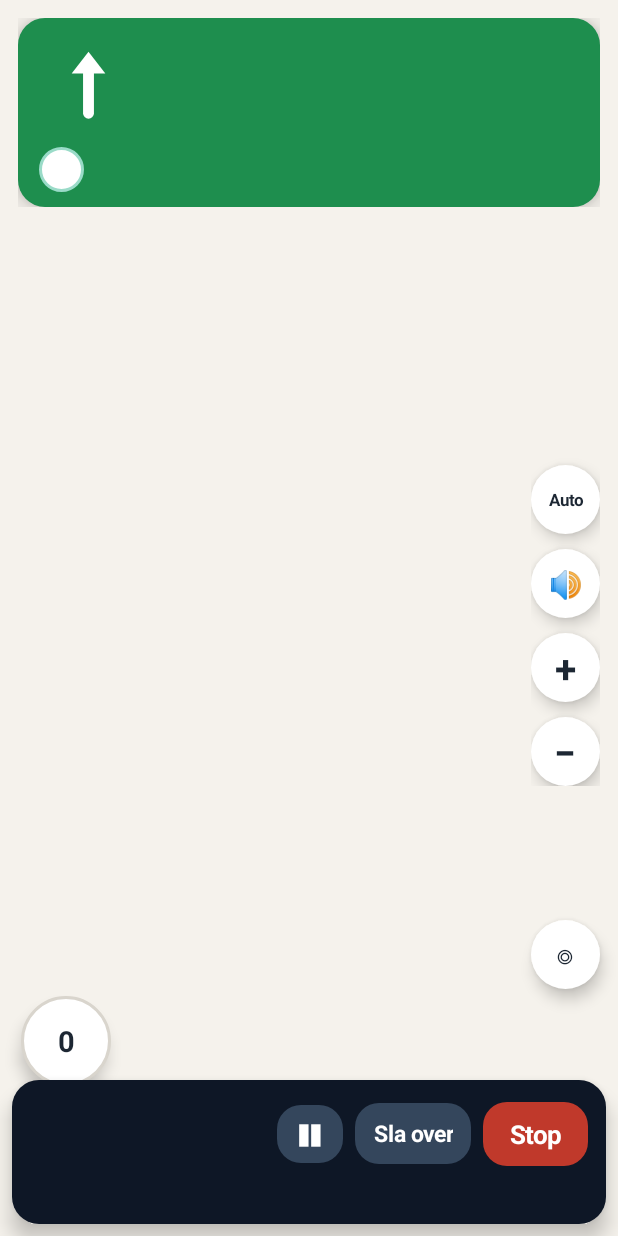
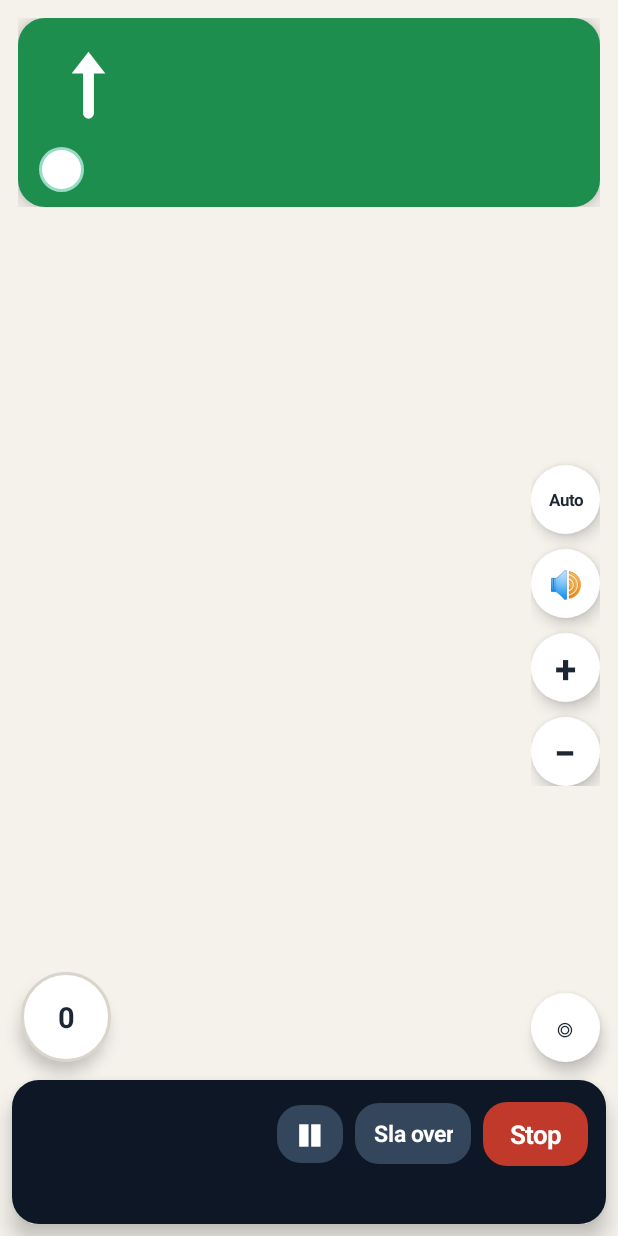
Before and after one commit to Janickdejong/knooppunt-, an Android app: the screen it shows after launch (MapActivity), after a tap on "Sla over", on a phone screen of 412 x 824 dp. Run offline under Robolectric (Android 15) with nearby library versions, the phone set to English and light mode, and no system bars; libraries missing offline, so code that uses them is left out: org.osmdroid.config, org.osmdroid.events, org.osmdroid.tileprovider, org.osmdroid.util, org.osmdroid.views; pictures from the network do not load; 73 statements that could not run were skipped; 3 other taps on this screen came first.

```diff
--- a/app/src/main/java/nl/janick/knooppunt/MapActivity.kt
+++ b/app/src/main/java/nl/janick/knooppunt/MapActivity.kt
@@ -162,6 +162,8 @@ class MapActivity : Activity() {
     private var dispHeading = 0f
     private var dispArrow = 0f
     private var compass = Float.NaN
+    private var decl = 0f
+    private var declAt: GeoPoint? = null
     private var sensors: android.hardware.SensorManager? = null
     private val compassListener = object : android.hardware.SensorEventListener {
         private val rot = FloatArray(9)
@@ -177,10 +179,11 @@ class MapActivity : Activity() {
             android.hardware.SensorManager.getOrientation(m, ori)
             var az = Math.toDegrees(ori[0].toDouble()).toFloat()
             val here = me
-            if (here != null) {
-                val decl = android.hardware.GeomagneticField(here.latitude.toFloat(), here.longitude.toFloat(), 0f, System.currentTimeMillis()).declination
-                az += decl
-            }
+            if (here != null && declAt?.let { it.distanceToAsDouble(here) < 50_000.0 } != true) {
+                decl = android.hardware.GeomagneticField(here.latitude.toFloat(), here.longitude.toFloat(), 0f, System.currentTimeMillis()).declination
+                declAt = here
+            }
+            az += decl
             az = (az + 360f) % 360f
             compass = if (compass.isNaN()) az else (compass + angleDiff(az, compass) * 0.12f + 360f) % 360f
         }
@@ -515,6 +518,16 @@ class MapActivity : Activity() {
         row.addView(iconButton("\u2630", "Routes") { openRoutes() })
         row.addView(iconButton("\u22EF", "Meer") { openMore() })
         bottomBar.addView(row)
+        // Bronvermelding van de kaart, zoals OpenStreetMap vraagt.
+        bottomBar.addView(TextView(this).apply {
+            text = "Kaart \u00A9 OpenStreetMap-bijdragers"
+            textSize = 10f
+            setTextColor(muted)
+            gravity = Gravity.CENTER
+            setOnClickListener {
+                try { startActivity(Intent(Intent.ACTION_VIEW, android.net.Uri.parse("https://www.openstreetmap.org/copyright"))) } catch (_: Exception) {}
+            }
+        }, LinearLayout.LayoutParams(ViewGroup.LayoutParams.MATCH_PARENT, ViewGroup.LayoutParams.WRAP_CONTENT))
         root.addView(bottomBar, FrameLayout.LayoutParams(ViewGroup.LayoutParams.MATCH_PARENT, ViewGroup.LayoutParams.WRAP_CONTENT).apply {
             gravity = Gravity.BOTTOM
             setMargins(dp(10), 0, dp(10), dp(10))
@@ -839,6 +852,10 @@ class MapActivity : Activity() {
 
     override fun onDestroy() {
         super.onDestroy()
+        try {
+            sensors?.unregisterListener(compassListener)
+        } catch (_: Exception) {
+        }
         voice.shutdown()
         io.shutdown()
     }
@@ -1208,6 +1225,8 @@ class MapActivity : Activity() {
 
     private fun clearRoute() {
         routeIds.clear()
+        overlay.towns = emptyList()
+        overlay.pois = emptyList()
         rebuildRoute()
     }
 
@@ -1279,8 +1298,16 @@ class MapActivity : Activity() {
         startButton.visibility = if (!navigating && legs.isNotEmpty()) View.VISIBLE else View.GONE
         overlay.navigating = navigating
         val lp = locateButton.layoutParams as FrameLayout.LayoutParams
-        lp.bottomMargin = if (navigating) dp(100) else if (legs.isNotEmpty()) dp(175) else dp(105)
+        lp.bottomMargin = if (navigating) dp(140) else if (legs.isNotEmpty()) dp(175) else dp(105)
         locateButton.layoutParams = lp
+        if (navigating) {
+            // De onderbalk is twee regels hoog: snelheid en locatieknop er netjes boven zetten.
+            navBar.post {
+                val above = navBar.height + dp(8) + dp(12)
+                (locateButton.layoutParams as FrameLayout.LayoutParams).let { it.bottomMargin = above; locateButton.layoutParams = it }
+                (speedView.layoutParams as FrameLayout.LayoutParams).let { it.bottomMargin = above; speedView.layoutParams = it }
+            }
+        }
     }
 
     private fun findTopCard(): View = titleView.parent as View
@@ -1411,6 +1438,7 @@ class MapActivity : Activity() {
             renderNav(TurnArrowView.POINTER, 0f, "GPS zoeken\u2026", "Wacht op een nauwkeurig signaal", routeNodes.first().ref, "", false)
             etaMain.text = formatKm(totalLength())
             etaSub.text = "Route"
+            etaNext.visibility = View.GONE
         }
         map.invalidate()
     }
@@ -1479,12 +1507,16 @@ class MapActivity : Activity() {
             Toast.makeText(this, "Dit knooppunt kun je niet overslaan", Toast.LENGTH_SHORT).show()
             return
         }
+        if (k == routeNodes.size - 2) {
+            // Er moet na het overslaan nog een stuk route over zijn om te volgen.
+            Toast.makeText(this, "Vlak voor het eindpunt kan overslaan niet. Fiets door naar knooppunt ${routeNodes.last().ref}.", Toast.LENGTH_LONG).show()
+            return
+        }
         val here = me ?: return
         val skipped = routeNodes[k]
-        val start = net.nodes.values.filter { it.id != skipped.id }.minByOrNull { it.pos.distanceToAsDouble(here) } ?: return
         if (skipBackup == null) skipBackup = ArrayList(routeIds)
-        val rest = routeNodes.drop(k + 1).map { it.id }
-        val ids = if (rest.firstOrNull() == start.id) rest else listOf(start.id) + rest
+        // Vanaf je plek rechtstreeks naar het knooppunt na het overgeslagen nummer.
+        val ids = routeNodes.drop(k + 1).map { it.id }
         routeIds.clear()
         routeIds.addAll(ids)
         rebuildRoute()
@@ -1492,7 +1524,9 @@ class MapActivity : Activity() {
         spoken.clear()
         spoken.add("start")
         wasOffRoute = false
-        say("Knooppunt ${skipped.ref} overgeslagen")
+        clearGuide()
+        guideFailed = false
+        say("Knooppunt ${skipped.ref} overgeslagen. Volgende knooppunt ${routeNodes.firstOrNull()?.ref ?: ""}")
         updateNavigation(here)
         followMe(here)
     }
@@ -1658,10 +1692,10 @@ class MapActivity : Activity() {
             ensureGuide(here, fetchGoal)
             val g = guide
             overlay.nextId = goalNode.id
-            val what = if (joinNearest) "Dichtstbijzijnde punt van de route" else if (toStart) "Startpunt" else "Terug naar de route"
+            val what = if (joinNearest) "Dichtstbijzijnde punt van de route" else if (toStart && skipBackup != null) "Naar knooppunt ${goalNode.ref}" else if (toStart) "Startpunt" else "Terug naar de route"
             if (g != null) {
                 val left = g.remaining() + g.locate(here)
-                val m = guidance(g, "g", left, if (toStart) "Rechtdoor naar het startpunt" else "Rechtdoor terug naar de route")
+                val m = guidance(g, "g", left, if (toStart && skipBackup != null) "Rechtdoor" else if (toStart) "Rechtdoor naar het startpunt" else "Rechtdoor terug naar de route")
                 renderNav(m.first, 0f, m.second, m.third, goalNode.ref, "$what \u00B7 ${formatDistance(left)}", !toStart)
                 setUpcoming(if (toStart) 0 else k, left)
                 remainingAll = if (toStart) left + navCum[navCum.size - 1] else left + remaining
@@ -2478,8 +2512,8 @@ class MapActivity : Activity() {
     private fun parseGpx(text: String): List<GeoPoint>? {
         val re = Regex("<(?:trkpt|rtept)\\s[^>]*?>")
         var pts = re.findAll(text).mapNotNull { m ->
-            val la = Regex("lat=\"([-0-9.]+)\"").find(m.value)?.groupValues?.get(1)?.toDoubleOrNull()
-            val lo = Regex("lon=\"([-0-9.]+)\"").find(m.value)?.groupValues?.get(1)?.toDoubleOrNull()
+            val la = Regex("lat=[\"']([-0-9.]+)[\"']").find(m.value)?.groupValues?.get(1)?.toDoubleOrNull()
+            val lo = Regex("lon=[\"']([-0-9.]+)[\"']").find(m.value)?.groupValues?.get(1)?.toDoubleOrNull()
             if (la != null && lo != null) GeoPoint(la, lo) else null
         }.toList()
         if (pts.size > 4000) {
--- a/app/src/main/java/nl/janick/knooppunt/NetOverlay.kt
+++ b/app/src/main/java/nl/janick/knooppunt/NetOverlay.kt
@@ -29,7 +29,6 @@ class NetOverlay(private val dens: Float) : Overlay() {
     @Volatile var pois: List<Poi> = emptyList()
     @Volatile var towns: List<Town> = emptyList()
     var onTownTap: ((Town) -> Unit)? = null
-    var onPoiTap: ((Poi) -> Unit)? = null
     private val townPaint = Paint(Paint.ANTI_ALIAS_FLAG).apply { color = Color.parseColor("#1D2733"); typeface = android.graphics.Typeface.DEFAULT_BOLD; textAlign = Paint.Align.CENTER }
     private val townBg = Paint(Paint.ANTI_ALIAS_FLAG).apply { color = Color.WHITE }
     private val townRect = android.graphics.RectF()
@@ -190,7 +189,11 @@ class NetOverlay(private val dens: Float) : Overlay() {
                 }
                 if ((all || navigating) && zoom >= 13.0) {
                     text.color = if (selected) Color.WHITE else Color.BLACK
+                    // Tekst rechtop houden als de kaart gedraaid is.
+                    c.save()
+                    c.rotate(-osmv.mapOrientation, tmp.x.toFloat(), tmp.y.toFloat())
                     c.drawText(node.ref, tmp.x.toFloat(), tmp.y + textOffset, text)
+                    c.restore()
                 }
             }
         }
@@ -199,6 +202,8 @@ class NetOverlay(private val dens: Float) : Overlay() {
             val r = townBox(t, pj)
             if (r.right < 0 || r.bottom < 0 || r.left > osmv.width || r.top > osmv.height) continue
             townRect.set(r)
+            c.save()
+            c.rotate(-osmv.mapOrientation, r.centerX(), r.centerY())
             townBg.color = Color.WHITE
             c.drawRoundRect(townRect, 14f * dens, 14f * dens, townBg)
             townBg.color = Color.parseColor("#8A5A2B")
@@ -207,6 +212,7 @@ class NetOverlay(private val dens: Float) : Overlay() {
             c.drawRoundRect(townRect, 14f * dens, 14f * dens, townBg)
             townBg.style = Paint.Style.FILL
             c.drawText(t.name, r.centerX(), r.centerY() + townPaint.textSize * 0.35f, townPaint)
+            c.restore()
         }
 
         if (pois.isNotEmpty()) {
@@ -221,7 +227,10 @@ class NetOverlay(private val dens: Float) : Overlay() {
                 c.drawCircle(tmp.x.toFloat(), tmp.y.toFloat(), pr + 2f * dens, fillWhite)
                 c.drawCircle(tmp.x.toFloat(), tmp.y.toFloat(), pr, fill)
                 text.color = Color.WHITE
+                c.save()
+                c.rotate(-osmv.mapOrientation, tmp.x.toFloat(), tmp.y.toFloat())
                 c.drawText(poi.letter, tmp.x.toFloat(), tmp.y + off2, text)
+                c.restore()
             }
         }
 
@@ -239,7 +248,8 @@ class NetOverlay(private val dens: Float) : Overlay() {
                 arrowPath.close()
                 c.save()
                 c.translate(tmp.x.toFloat(), tmp.y.toFloat())
-                c.rotate(h + osmv.mapOrientation)
+                // Het canvas is al met de kaart meegedraaid; alleen de eigen richting nog.
+                c.rotate(h)
                 c.drawPath(arrowPath, arrowOutline)
                 c.drawPath(arrowPath, meFill)
                 c.restore()
@@ -256,17 +266,22 @@ class NetOverlay(private val dens: Float) : Overlay() {
         return false
     }
 
+    /** Tikplek omrekenen naar kaartpixels zonder draaiing, zoals toPixels ze geeft. */
+    private fun tapPoint(e: MotionEvent, mapView: MapView): Point =
+        mapView.projection.unrotateAndScalePoint(e.x.toInt(), e.y.toInt(), null)
+
     private fun nodeAt(e: MotionEvent, mapView: MapView): KNode? {
         val n = net ?: return null
         if (navigating || mapView.zoomLevelDouble < SHOW_FROM) return null
         val pj = mapView.projection
+        val tp = tapPoint(e, mapView)
         val limit = 30f * dens
         var best: KNode? = null
         var bestDist = Float.MAX_VALUE
         for (node in n.nodes.values) {
             pj.toPixels(node.pos, tmp)
-            val dx = tmp.x - e.x
-            val dy = tmp.y - e.y
+            val dx = (tmp.x - tp.x).toFloat()
+            val dy = (tmp.y - tp.y).toFloat()
             val d = kotlin.math.sqrt(dx * dx + dy * dy)
             if (d < limit && d < bestDist) {
                 bestDist = d
@@ -278,8 +293,9 @@ class NetOverlay(private val dens: Float) : Overlay() {
 
     override fun onSingleTapConfirmed(e: MotionEvent, mapView: MapView): Boolean {
         val pj = mapView.projection
+        val tp = tapPoint(e, mapView)
         for (t in towns) {
-            if (townBox(t, pj).contains(e.x, e.y)) {
+            if (townBox(t, pj).contains(tp.x.toFloat(), tp.y.toFloat())) {
                 onTownTap?.invoke(t)
                 return true
             }
```
Also changed, not shown: app/src/main/java/nl/janick/knooppunt/Network.kt (+23 -3 lines).
